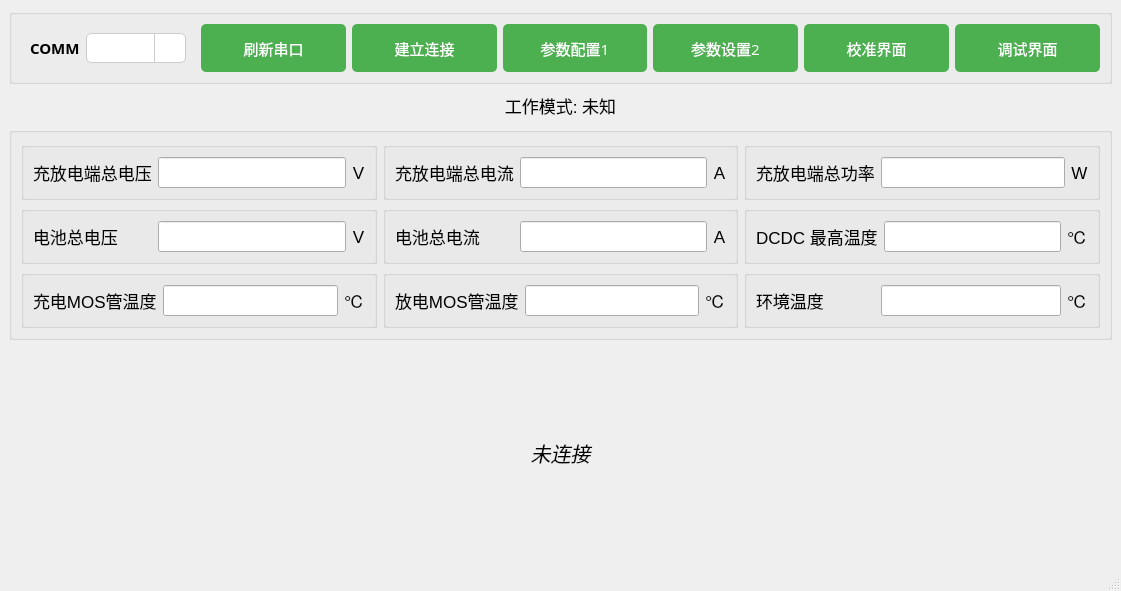
The window that mainwindow.ui (Curtain-Wang/TDB) describes before a commit, drawn with Qt 5.
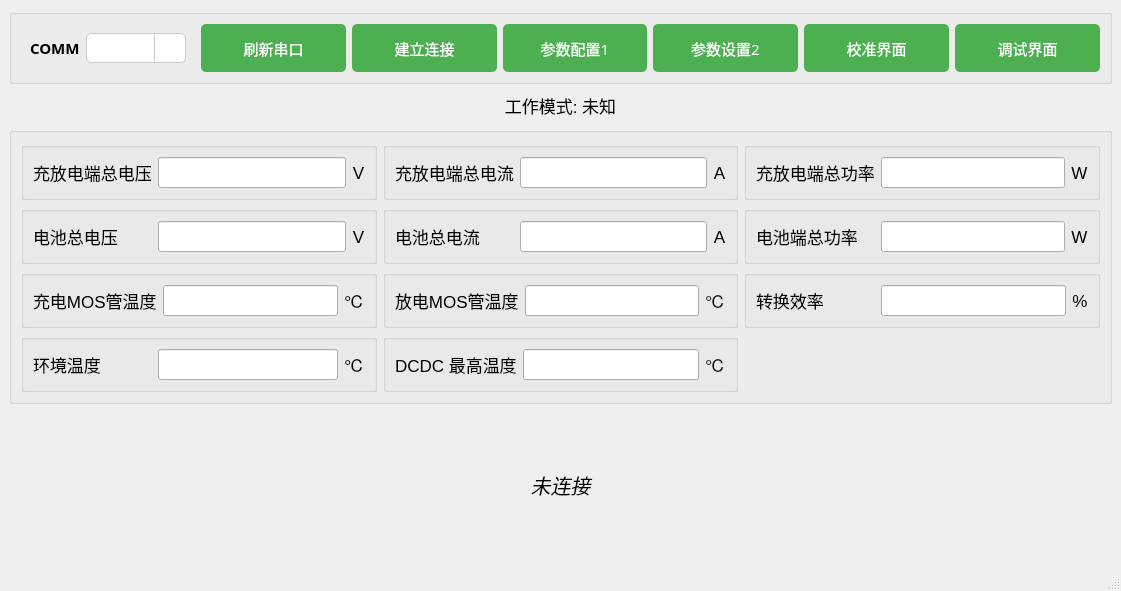
The same window after the commit. Icons and pictures are not drawn.

Commit message: 1.更新窗口标题为DC48DC48I100 2.新增转换效率，电池端总功率 3.校准界面标题修改 4.参数配置 温度配置2位小数改成1位小数

Patch:
```diff
--- a/mainwindow.ui
+++ b/mainwindow.ui
@@ -762,6 +762,134 @@
         </widget>
        </item>
        <item row="1" column="2">
+        <widget class="QGroupBox" name="groupBox_11">
+         <property name="title">
+          <string/>
+         </property>
+         <layout class="QHBoxLayout" name="horizontalLayout_20">
+          <item>
+           <widget class="QLabel" name="label_37">
+            <property name="minimumSize">
+             <size>
+              <width>119</width>
+              <height>31</height>
+             </size>
+            </property>
+            <property name="font">
+             <font>
+              <pointsize>13</pointsize>
+             </font>
+            </property>
+            <property name="text">
+             <string>电池端总功率</string>
+            </property>
+            <property name="alignment">
+             <set>Qt::AlignLeading|Qt::AlignLeft|Qt::AlignVCenter</set>
+            </property>
+           </widget>
+          </item>
+          <item>
+           <widget class="QLineEdit" name="lineEdit_9">
+            <property name="minimumSize">
+             <size>
+              <width>0</width>
+              <height>31</height>
+             </size>
+            </property>
+            <property name="readOnly">
+             <bool>true</bool>
+            </property>
+           </widget>
+          </item>
+          <item>
+           <widget class="QLabel" name="label_40">
+            <property name="minimumSize">
+             <size>
+              <width>0</width>
+              <height>31</height>
+             </size>
+            </property>
+            <property name="font">
+             <font>
+              <pointsize>13</pointsize>
+             </font>
+            </property>
+            <property name="text">
+             <string>W</string>
+            </property>
+            <property name="alignment">
+             <set>Qt::AlignCenter</set>
+            </property>
+           </widget>
+          </item>
+         </layout>
+        </widget>
+       </item>
+       <item row="3" column="0">
+        <widget class="QGroupBox" name="groupBox_7">
+         <property name="title">
+          <string/>
+         </property>
+         <layout class="QHBoxLayout" name="horizontalLayout_10">
+          <item>
+           <widget class="QLabel" name="label_19">
+            <property name="minimumSize">
+             <size>
+              <width>119</width>
+              <height>31</height>
+             </size>
+            </property>
+            <property name="font">
+             <font>
+              <pointsize>13</pointsize>
+             </font>
+            </property>
+            <property name="text">
+             <string>环境温度</string>
+            </property>
+            <property name="alignment">
+             <set>Qt::AlignLeading|Qt::AlignLeft|Qt::AlignVCenter</set>
+            </property>
+           </widget>
+          </item>
+          <item>
+           <widget class="QLineEdit" name="lineEdit_8">
+            <property name="minimumSize">
+             <size>
+              <width>0</width>
+              <height>31</height>
+             </size>
+            </property>
+            <property name="readOnly">
+             <bool>true</bool>
+            </property>
+           </widget>
+          </item>
+          <item>
+           <widget class="QLabel" name="label_20">
+            <property name="minimumSize">
+             <size>
+              <width>0</width>
+              <height>31</height>
+             </size>
+            </property>
+            <property name="font">
+             <font>
+              <pointsize>13</pointsize>
+             </font>
+            </property>
+            <property name="text">
+             <string>℃</string>
+            </property>
+            <property name="alignment">
+             <set>Qt::AlignCenter</set>
+            </property>
+           </widget>
+          </item>
+         </layout>
+        </widget>
+       </item>
+       <item row="3" column="1">
         <widget class="QGroupBox" name="groupBox_4">
          <property name="title">
           <string/>
@@ -954,13 +1082,13 @@
         </widget>
        </item>
        <item row="2" column="2">
-        <widget class="QGroupBox" name="groupBox_7">
+        <widget class="QGroupBox" name="groupBox_12">
          <property name="title">
           <string/>
          </property>
-         <layout class="QHBoxLayout" name="horizontalLayout_10">
+         <layout class="QHBoxLayout" name="horizontalLayout_21">
           <item>
-           <widget class="QLabel" name="label_19">
+           <widget class="QLabel" name="label_41">
             <property name="minimumSize">
              <size>
               <width>119</width>
@@ -973,7 +1101,7 @@
              </font>
             </property>
             <property name="text">
-             <string>环境温度</string>
+             <string>转换效率</string>
             </property>
             <property name="alignment">
              <set>Qt::AlignLeading|Qt::AlignLeft|Qt::AlignVCenter</set>
@@ -981,7 +1109,7 @@
            </widget>
           </item>
           <item>
-           <widget class="QLineEdit" name="lineEdit_8">
+           <widget class="QLineEdit" name="lineEdit_10">
             <property name="minimumSize">
              <size>
               <width>0</width>
@@ -994,7 +1122,7 @@
            </widget>
           </item>
           <item>
-           <widget class="QLabel" name="label_20">
+           <widget class="QLabel" name="label_42">
             <property name="minimumSize">
              <size>
               <width>0</width>
@@ -1007,7 +1135,7 @@
              </font>
             </property>
             <property name="text">
-             <string>℃</string>
+             <string>%</string>
             </property>
             <property name="alignment">
              <set>Qt::AlignCenter</set>
```
Left out of the diff: 274 changed lines with no effect on the pictures. The commit also changes 4 other files.
